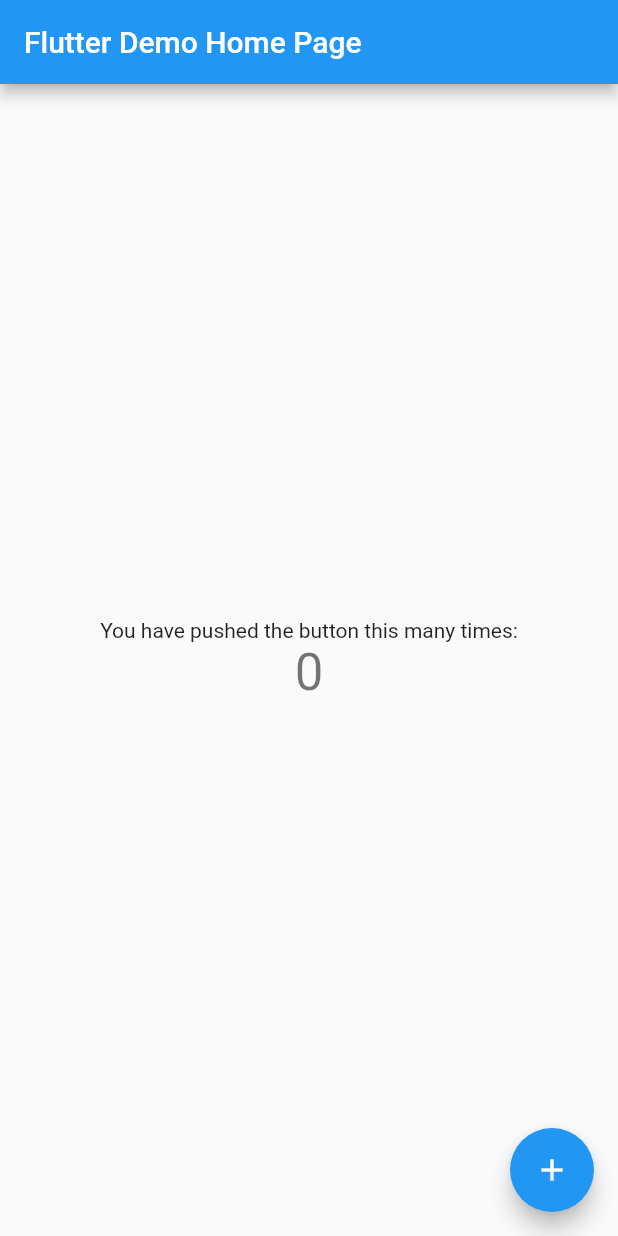
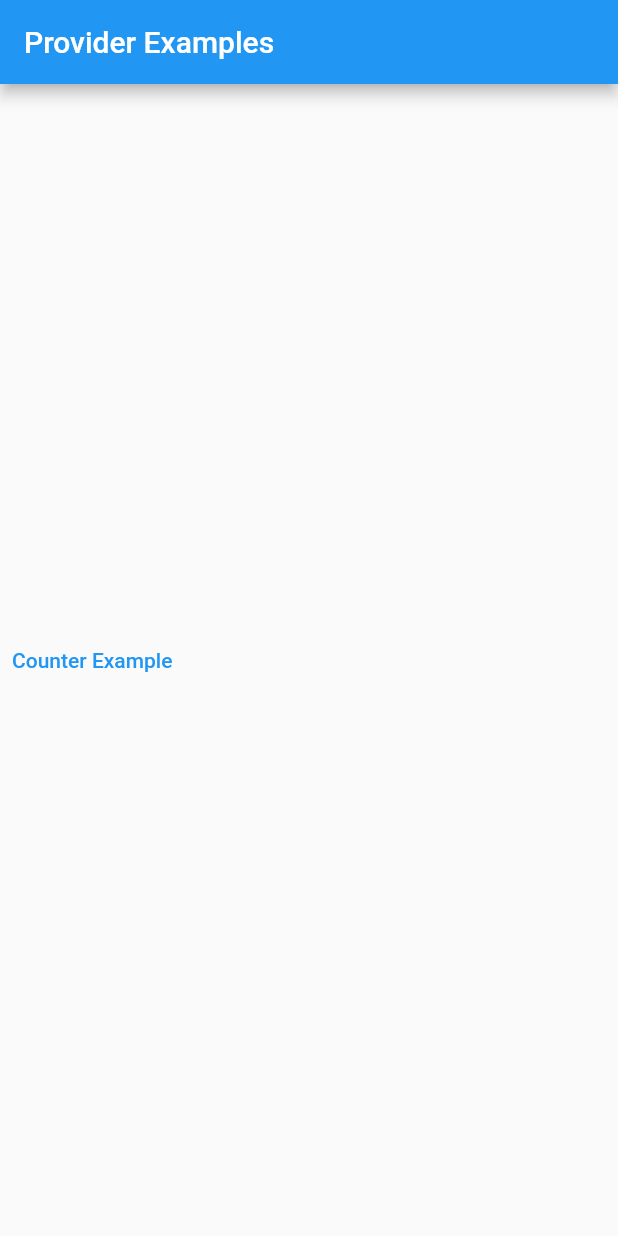
Before and after one commit to ashisshdev/stateManagement101, a Flutter app: the screen it shows after launch, on a phone screen of 412 x 824 dp. Run offline on Flutter 3.47's test engine with Material 2 defaults, Android fonts, the light colour scheme and no system bars; our stand-ins replace go_router.

Commit message:
Counter app done with testing

```diff
--- /dev/null
+++ b/provider101/lib/homepage.dart
@@ -0,0 +1,27 @@
+import 'package:flutter/material.dart';
+import 'package:go_router/go_router.dart';
+import 'package:provider101/main.dart';
+
+class HomePage extends StatelessWidget {
+  const HomePage({Key? key}) : super(key: key);
+
+  @override
+  Widget build(BuildContext context) {
+    return Scaffold(
+      appBar: AppBar(
+        title: const Text("Provider Examples"),
+      ),
+      body: Column(
+        mainAxisAlignment: MainAxisAlignment.center,
+        crossAxisAlignment: CrossAxisAlignment.center,
+        children: [
+          TextButton(
+              onPressed: () {
+                context.pushNamed(allRoutes[AppPaths.counter]!);
+              },
+              child: const Text("Counter Example"))
+        ],
+      ),
+    );
+  }
+}
--- a/provider101/lib/main.dart
+++ b/provider101/lib/main.dart
@@ -1,4 +1,9 @@
 import 'package:flutter/material.dart';
+import 'package:go_router/go_router.dart';
+import 'package:provider/provider.dart';
+import 'package:provider101/homepage.dart';
+import 'package:provider101/samples/counter/counter_app.dart';
+import 'package:provider101/samples/counter/counter_provider.dart';
 
 void main() {
   runApp(const MyApp());
@@ -7,109 +12,90 @@
 class MyApp extends StatelessWidget {
   const MyApp({Key? key}) : super(key: key);
 
-  // This widget is the root of your application.
   @override
   Widget build(BuildContext context) {
-    return MaterialApp(
-      title: 'Flutter Demo',
-      theme: ThemeData(
-        // This is the theme of your application.
-        //
-        // Try running your application with "flutter run". You'll see the
-        // application has a blue toolbar. Then, without quitting the app, try
-        // changing the primarySwatch below to Colors.green and then invoke
-        // "hot reload" (press "r" in the console where you ran "flutter run",
-        // or simply save your changes to "hot reload" in a Flutter IDE).
-        // Notice that the counter didn't reset back to zero; the application
-        // is not restarted.
-        primarySwatch: Colors.blue,
+    return MultiProvider(
+        providers: [
+          ChangeNotifierProvider(create: (_) => CounterProvider()),
+        ],
+        child: MaterialApp.router(
+          routeInformationParser: goRouter.routeInformationParser,
+          routerDelegate: goRouter.routerDelegate,
+          routeInformationProvider: goRouter.routeInformationProvider,
+        ));
+  }
+}
+
+//
+//
+/// ***
+/// Routing
+/// ***
+//
+//
+
+enum AppPaths { home, counter, error404 }
+
+final Map<AppPaths, String> allRoutes = {
+  AppPaths.home: 'home',
+  AppPaths.counter: 'counter',
+  AppPaths.error404: 'error404'
+};
+
+final goRouter = GoRouter(
+  debugLogDiagnostics: true,
+  initialLocation: '/${allRoutes[AppPaths.home]}',
+  errorBuilder: (context, state) => const ErrorPage(),
+  routes: [
+    GoRoute(
+        name: allRoutes[AppPaths.home],
+        path: '/${allRoutes[AppPaths.home]}',
+        builder: (context, state) => const HomePage(),
+        routes: [
+          GoRoute(
+            name: allRoutes[AppPaths.counter],
+            path: '${allRoutes[AppPaths.counter]}',
+            builder: (context, state) => const CounterApp(),
+          ),
+        ]),
+    GoRoute(
+      name: allRoutes[AppPaths.error404],
+      path: '/${allRoutes[AppPaths.error404]}',
+      builder: (context, state) => const ErrorPage(),
+    ),
+  ],
+
+  /// official docs of go_router also describes a redirect parameter
+  // https://gorouter.dev/redirection
+  // to use provider and redirect user based on authState and its actually good
+  // but we are using shared_prefs and its working well
+  // so no need to create an extra provider and increase complexity
+  // we just need to take care of the fact that we need to
+  // empty shared_prefs on userLogout and use context.push(/login)
+  // and that will do the job just fine
+);
+
+/// I keep forgetting that
+/// go -> removes entire stack and push a new page
+/// push -> stacks new page above current page (use pushNamed for named routes)
+/// replace -> replace current page with new page on current stack
+
+class ErrorPage extends StatelessWidget {
+  const ErrorPage({Key? key}) : super(key: key);
+
+  @override
+  Widget build(BuildContext context) {
+    return Scaffold(
+      appBar: AppBar(
+        title: const Text("Error 404"),
       ),
-      home: const MyHomePage(title: 'Flutter Demo Home Page'),
+      body: Center(
+          child: TextButton(
+        onPressed: () {
+          context.pushNamed(allRoutes[AppPaths.home]!);
+        },
+        child: const Text("Lmao go to home? "),
+      )),
     );
   }
 }
-
-class MyHomePage extends StatefulWidget {
-  const MyHomePage({Key? key, required this.title}) : super(key: key);
-
-  // This widget is the home page of your application. It is stateful, meaning
-  // that it has a State object (defined below) that contains fields that affect
-  // how it looks.
-
-  // This class is the configuration for the state. It holds the values (in this
-  // case the title) provided by the parent (in this case the App widget) and
-  // used by the build method of the State. Fields in a Widget subclass are
-  // always marked "final".
-
-  final String title;
-
-  @override
-  State<MyHomePage> createState() => _MyHomePageState();
-}
-
-class _MyHomePageState extends State<MyHomePage> {
-  int _counter = 0;
-
-  void _incrementCounter() {
-    setState(() {
-      // This call to setState tells the Flutter framework that something has
-      // changed in this State, which causes it to rerun the build method below
-      // so that the display can reflect the updated values. If we changed
-      // _counter without calling setState(), then the build method would not be
-      // called again, and so nothing would appear to happen.
-      _counter++;
-    });
-  }
-
-  @override
-  Widget build(BuildContext context) {
-    // This method is rerun every time setState is called, for instance as done
-    // by the _incrementCounter method above.
-    //
-    // The Flutter framework has been optimized to make rerunning build methods
-    // fast, so that you can just rebuild anything that needs updating rather
-    // than having to individually change instances of widgets.
-    return Scaffold(
-      appBar: AppBar(
-        // Here we take the value from the MyHomePage object that was created by
-        // the App.build method, and use it to set our appbar title.
-        title: Text(widget.title),
-      ),
-      body: Center(
-        // Center is a layout widget. It takes a single child and positions it
-        // in the middle of the parent.
-        child: Column(
-          // Column is also a layout widget. It takes a list of children and
-          // arranges them vertically. By default, it sizes itself to fit its
-          // children horizontally, and tries to be as tall as its parent.
-          //
-          // Invoke "debug painting" (press "p" in the console, choose the
-          // "Toggle Debug Paint" action from the Flutter Inspector in Android
-          // Studio, or the "Toggle Debug Paint" command in Visual Studio Code)
-          // to see the wireframe for each widget.
-          //
-          // Column has various properties to control how it sizes itself and
-          // how it positions its children. Here we use mainAxisAlignment to
-          // center the children vertically; the main axis here is the vertical
-          // axis because Columns are vertical (the cross axis would be
-          // horizontal).
-          mainAxisAlignment: MainAxisAlignment.center,
-          children: <Widget>[
-            const Text(
-              'You have pushed the button this many times:',
-            ),
-            Text(
-              '$_counter',
-              style: Theme.of(context).textTheme.headline4,
-            ),
-          ],
-        ),
-      ),
-      floatingActionButton: FloatingActionButton(
-        onPressed: _incrementCounter,
-        tooltip: 'Increment',
-        child: const Icon(Icons.add),
-      ), // This trailing comma makes auto-formatting nicer for build methods.
-    );
-  }
-}
--- /dev/null
+++ b/provider101/lib/samples/counter/counter_provider.dart
@@ -0,0 +1,22 @@
+import 'package:flutter/cupertino.dart';
+
+class CounterProvider extends ChangeNotifier {
+  int _count = 0;
+
+  int get count => _count;
+
+  reset() {
+    _count = 0;
+    notifyListeners();
+  }
+
+  increment() {
+    _count++;
+    notifyListeners();
+  }
+
+  decrement() {
+    _count--;
+    notifyListeners();
+  }
+}
--- a/provider101/pubspec.yaml
+++ b/provider101/pubspec.yaml
@@ -29,7 +29,8 @@
 dependencies:
   flutter:
     sdk: flutter
-
+  provider: ^6.0.4
+  go_router: ^4.5.0
 
   # The following adds the Cupertino Icons font to your application.
   # Use with the CupertinoIcons class for iOS style icons.
```
Also changed, not shown: provider101/lib/samples/counter/counter_app.dart (added, +51 -0 lines), provider101/pubspec.lock, 4 other files.
